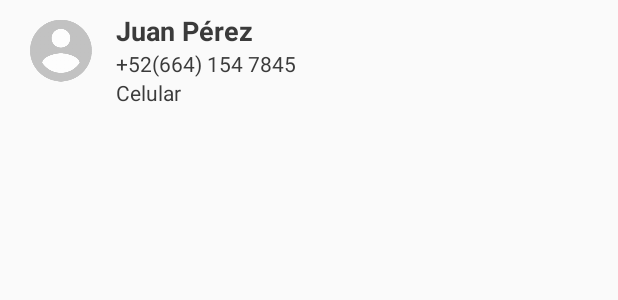
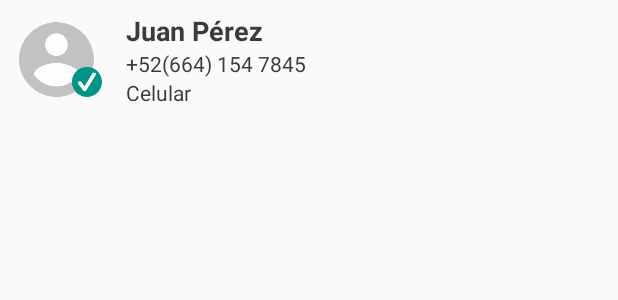
Before and after one commit to luisdc05/SimpleContactPicker, an Android app: the layout contact_item.xml on its own in the app's theme, with its tools: preview values and no code run, on a phone screen of 412 x 824 dp. Shown: the top 300 px of the screen. Run offline under Robolectric (Android 15) with nearby library versions, the phone set to English and light mode, and no system bars.

Commit message:
Can preselect contacts base off their number, filter contacts using the search input, and improving default layouts

```diff
--- a/app/src/main/java/com/luisdc05/simplecontactpickerdemo/MainActivity.kt
+++ b/app/src/main/java/com/luisdc05/simplecontactpickerdemo/MainActivity.kt
@@ -13,10 +13,13 @@ class MainActivity : AppCompatActivity() {
         setContentView(R.layout.activity_main)
 
         val contactPicker = findViewById<SimpleContactPicker>(R.id.picker)
+        val selected = arrayOf("6641195415")
+        contactPicker.preselectedNumbers = selected
+        contactPicker.loadContacts()
 
         val button = findViewById<Button>(R.id.button)
         button.setOnClickListener {
-            Log.d("MAIN", contactPicker.getSelectedContacts().size.toString())
+            Log.d("MAIN", contactPicker.selectedContacts.size.toString())
         }
     }
 }
--- a/simplecontactpicker/src/main/java/com/luisdc05/simplecontactpicker/adapter/ContactsAdapter.kt
+++ b/simplecontactpicker/src/main/java/com/luisdc05/simplecontactpicker/adapter/ContactsAdapter.kt
@@ -26,12 +26,12 @@ class ContactsAdapter(private val list: ArrayList<Pair<ContactBase, AtomicBoolea
         val item = list[position]
 
         holder!!.name.text = item.first.name
-        holder.number.text = item.first.number
+        holder.number.text = item.first.mobileNumber
         holder.type.text = item.first.numberType
         if (item.second.get()) {
             holder.selected.visibility = View.VISIBLE
         } else {
-            holder.selected.visibility = View.GONE
+            holder.selected.visibility = View.INVISIBLE
         }
 
         holder.container.setOnClickListener {
--- a/simplecontactpicker/src/main/java/com/luisdc05/simplecontactpicker/model/AndroidContact.kt
+++ b/simplecontactpicker/src/main/java/com/luisdc05/simplecontactpicker/model/AndroidContact.kt
@@ -3,4 +3,4 @@ package com.luisdc05.simplecontactpicker.model
 /**
  * Created by user1 on 8/25/17.
  */
-class AndroidContact(number: String, name: String, type: String, imagePath: String?): ContactBase(number, name, type, imagePath)
+class AndroidContact(mobileNumber: String, name: String, type: String, imagePath: String?): ContactBase(mobileNumber, name, type, imagePath)
--- a/simplecontactpicker/src/main/res/layout/contact_item.xml
+++ b/simplecontactpicker/src/main/res/layout/contact_item.xml
@@ -2,53 +2,36 @@
 <LinearLayout xmlns:android="http://schemas.android.com/apk/res/android"
     xmlns:tools="http://schemas.android.com/tools"
     android:id="@+id/contactItem"
-    android:orientation="horizontal"
-    android:layout_width="match_parent"
-    android:layout_height="wrap_content">
+    style="@style/Contact">
 
-    <ImageView
-        android:id="@+id/contactImage"
-        android:layout_width="41dp"
-        android:layout_height="90dp"
-        android:layout_marginLeft="20dp"
-        android:layout_marginTop="-11dp"
-        android:src="@drawable/avatar_placeholder"
-        tools:ignore="ContentDescription,RtlHardcoded" />
+    <RelativeLayout
+        android:layout_width="wrap_content"
+        android:layout_height="wrap_content"
+        android:layout_gravity="center_vertical">
 
-    <View
-        android:layout_width="15dp"
-        android:layout_height="15dp"
-        android:layout_marginLeft="-13dp"
-        android:visibility="visible"
-        tools:ignore="RtlHardcoded" />
+        <ImageView
+            android:id="@+id/contactImage"
+            style="@style/Contact.Avatar"
+            tools:ignore="ContentDescription,RtlHardcoded" />
 
-    <ImageView
-        android:id="@+id/contactSelected"
-        android:layout_width="15dp"
-        android:layout_height="15dp"
-        android:layout_marginLeft="-13dp"
-        android:layout_marginTop="35dp"
-        android:src="@drawable/ic_checkmark"
-        android:visibility="invisible"
-        tools:ignore="ContentDescription,RtlHardcoded" />
+        <ImageView
+            android:id="@+id/contactSelected"
+            style="@style/Contact.Indicator"
+            tools:ignore="ContentDescription,RtlHardcoded" />
+
+    </RelativeLayout>
+
 
     <LinearLayout
         android:layout_width="match_parent"
         android:layout_height="wrap_content"
         android:orientation="vertical"
-        android:paddingLeft="12dp"
+        android:layout_marginLeft="@dimen/separator_margin"
         tools:ignore="RtlHardcoded,RtlSymmetry">
 
         <TextView
             android:id="@+id/contactName"
-            android:layout_width="match_parent"
-            android:layout_height="wrap_content"
-            android:layout_marginTop="8dp"
-            android:ellipsize="end"
-            android:maxLines="1"
-            android:textColor="@color/colorBaseText"
-            android:textSize="18sp"
-            android:textStyle="bold"
+            style="@style/Contact.Name"
             tools:text="Juan Pérez"/>
 
         <TextView
@@ -62,7 +45,6 @@
             android:id="@+id/contactNumberType"
             android:layout_width="match_parent"
             android:layout_height="wrap_content"
-            android:textAllCaps="false"
             android:textColor="@color/colorBaseText"
             tools:text="Celular"/>
     </LinearLayout>
--- /dev/null
+++ b/simplecontactpicker/src/main/res/values/dimens.xml
@@ -0,0 +1,13 @@
+<?xml version="1.0" encoding="utf-8"?>
+<resources>
+    <dimen name="item_padding">8dp</dimen>
+    <dimen name="avatar_size">50dp</dimen>
+    <dimen name="selected_indicator_size">20dp</dimen>
+    <dimen name="separator_margin">16dp</dimen>
+    <dimen name="selected_contact_size">80dp</dimen>
+    <dimen name="name_margin_top">2dp</dimen>
+    <dimen name="icon_offset">-10dp</dimen>
+
+    <dimen name="contact_name">18sp</dimen>
+    <dimen name="selected_contact_name">12sp</dimen>
+</resources>
--- /dev/null
+++ b/simplecontactpicker/src/main/res/values/styles.xml
@@ -0,0 +1,72 @@
+<?xml version="1.0" encoding="utf-8"?>
+<resources>
+    <style name="SelectedContact">
+        <item name="android:orientation">vertical</item>
+        <item name="android:layout_width">@dimen/selected_contact_size</item>
+        <item name="android:layout_height">wrap_content</item>
+        <item name="android:paddingBottom">@dimen/item_padding</item>
+        <item name="android:paddingTop">@dimen/item_padding</item>
+    </style>
+
+    <style name="SelectedContact.Avatar" parent="">
+        <item name="android:layout_width">@dimen/avatar_size</item>
+        <item name="android:layout_height">@dimen/avatar_size</item>
+        <item name="android:layout_centerHorizontal">true</item>
+        <item name="android:src">@drawable/avatar_placeholder</item>
+    </style>
+
+    <style name="SelectedContact.Indicator" parent="">
+        <item name="android:layout_width">wrap_content</item>
+        <item name="android:layout_height">wrap_content</item>
+        <item name="android:background">@drawable/circled_delete_icon</item>
+        <item name="android:layout_toRightOf">@id/contactImage</item>
+        <item name="android:layout_alignBottom">@id/contactImage</item>
+        <item name="android:layout_marginLeft">@dimen/icon_offset</item>
+        <item name="android:src">@drawable/ic_clear</item>
+    </style>
+
+    <style name="SelectedContact.Name" parent="android:Widget.TextView">
+        <item name="android:layout_height">wrap_content</item>
+        <item name="android:layout_width">wrap_content</item>
+        <item name="android:layout_gravity">center_horizontal</item>
+        <item name="android:layout_marginTop">@dimen/name_margin_top</item>
+        <item name="android:ellipsize">end</item>
+        <item name="android:maxLines">1</item>
+        <item name="android:textColor">@color/colorBaseText</item>
+        <item name="android:textSize">@dimen/selected_contact_name</item>
+    </style>
+
+    <style name="Contact">
+        <item name="android:layout_width">match_parent</item>
+        <item name="android:layout_height">wrap_content</item>
+        <item name="android:padding">@dimen/item_padding</item>
+        <item name="android:orientation">horizontal</item>
+    </style>
+
+    <style name="Contact.Avatar" parent="">
+        <item name="android:layout_width">@dimen/avatar_size</item>
+        <item name="android:layout_height">@dimen/avatar_size</item>
+        <item name="android:layout_centerInParent">true</item>
+        <item name="android:src">@drawable/avatar_placeholder</item>
+    </style>
+
+    <style name="Contact.Indicator" parent="">
+        <item name="android:layout_width">@dimen/selected_indicator_size</item>
+        <item name="android:layout_height">@dimen/selected_indicator_size</item>
+        <item name="android:layout_toRightOf">@id/contactImage</item>
+        <item name="android:layout_alignBottom">@id/contactImage</item>
+        <item name="android:layout_marginLeft">@dimen/icon_offset</item>
+        <item name="android:src">@drawable/ic_checkmark</item>
+        <item name="android:visibility">visible</item>
+    </style>
+
+    <style name="Contact.Name" parent="android:Widget.TextView">
+        <item name="android:layout_height">wrap_content</item>
+        <item name="android:layout_width">wrap_content</item>
+        <item name="android:ellipsize">end</item>
+        <item name="android:maxLines">1</item>
+        <item name="android:textColor">@color/colorBaseText</item>
+        <item name="android:textSize">@dimen/contact_name</item>
+        <item name="android:textStyle">bold</item>
+    </style>
+</resources>
```
Also changed, not shown: simplecontactpicker/src/main/java/com/luisdc05/simplecontactpicker/SimpleContactPicker.kt (+163 -41 lines), simplecontactpicker/src/main/java/com/luisdc05/simplecontactpicker/model/ContactBase.kt (+16 -1 lines), simplecontactpicker/src/main/java/com/luisdc05/simplecontactpicker/service/Contacts.kt (+29 -4 lines), simplecontactpicker/src/main/res/layout/selected_contact_item.xml (+18 -42 lines), simplecontactpicker/src/main/res/drawable-hdpi/ic_delete.png (added), simplecontactpicker/src/main/res/drawable-hdpi/ic_search.png (added), simplecontactpicker/src/main/res/drawable-mdpi/ic_delete.png (added), simplecontactpicker/src/main/res/drawable-mdpi/ic_search.png (added), simplecontactpicker/src/main/res/drawable-xhdpi/ic_delete.png (added), simplecontactpicker/src/main/res/drawable-xhdpi/ic_search.png (added), simplecontactpicker/src/main/res/drawable-xxhdpi/ic_delete.png (added), simplecontactpicker/src/main/res/drawable-xxhdpi/ic_search.png (added), simplecontactpicker/src/main/res/drawable-xxxhdpi/ic_delete.png (added), simplecontactpicker/src/main/res/drawable-xxxhdpi/ic_search.png (added).
